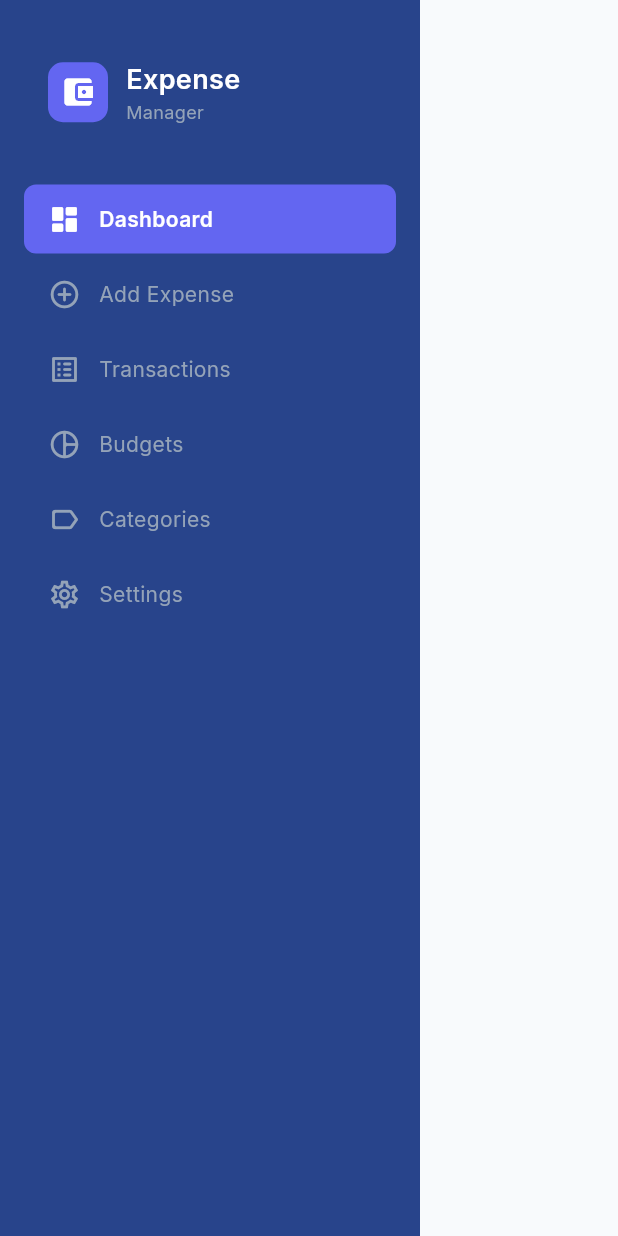
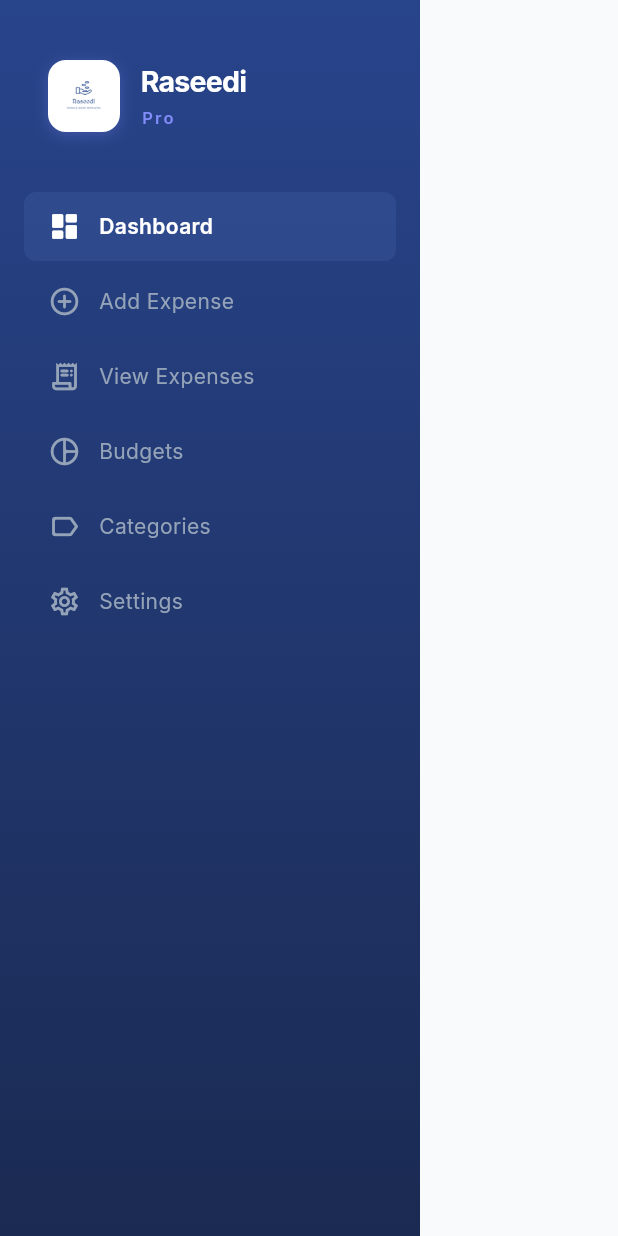
Before and after one commit to houubeer/Expense-Tracking, a Flutter app: the Sidebar widget shown alone on an empty page, opened directly with empty values, on a phone screen of 412 x 824 dp. Run offline on Flutter 3.47's test engine with Material 3 defaults, Android fonts, the phone set to English and light mode, and no system bars; our stand-ins replace drift, fl_chart, google_fonts, rxdart; accounts and stored records are empty; generated files the repository leaves out were written again; statements that could not run were skipped.

Commit message:
feat: adjusted the sidebar

```diff
--- a/lib/widgets/common/sidebar.dart
+++ b/lib/widgets/common/sidebar.dart
@@ -15,7 +15,7 @@ class Sidebar extends StatelessWidget {
   static const List<Map<String, dynamic>> _items = [
     {"icon": Icons.dashboard_rounded, "label": "Dashboard"},
     {"icon": Icons.add_circle_outline_rounded, "label": "Add Expense"},
-    {"icon": Icons.list_alt_rounded, "label": "Transactions"},
+    {"icon": Icons.receipt_long_rounded, "label": "View Expenses"},
     {"icon": Icons.pie_chart_outline_rounded, "label": "Budgets"},
     {"icon": Icons.label_outline_rounded, "label": "Categories"},
     {"icon": Icons.settings_outlined, "label": "Settings"},
@@ -25,7 +25,16 @@ class Sidebar extends StatelessWidget {
   Widget build(BuildContext context) {
     return Container(
       width: 280,
-      color: AppColors.primary, // Slate 900
+      decoration: BoxDecoration(
+        gradient: LinearGradient(
+          colors: [
+            AppColors.primary,
+            AppColors.primaryDark,
+          ],
+          begin: Alignment.topCenter,
+          end: Alignment.bottomCenter,
+        ),
+      ),
       child: Column(
         crossAxisAlignment: CrossAxisAlignment.start,
         children: [
@@ -34,33 +43,49 @@ class Sidebar extends StatelessWidget {
             padding: const EdgeInsets.fromLTRB(32, 40, 32, 40),
             child: Row(
               children: [
+                // Logo Image
                 Container(
-                  width: 40,
-                  height: 40,
+                  width: 48,
+                  height: 48,
                   decoration: BoxDecoration(
-                    color: AppColors.accent,
-                    borderRadius: BorderRadius.circular(10),
+                    color: Colors.white,
+                    borderRadius: BorderRadius.circular(12),
+                    boxShadow: [
+                      BoxShadow(
+                        color: AppColors.accentLight.withOpacity(0.3),
+                        blurRadius: 8,
+                        offset: const Offset(0, 2),
+                      ),
+                    ],
                   ),
-                  child: const Icon(Icons.account_balance_wallet,
-                      color: Colors.white, size: 24),
+                  padding: const EdgeInsets.all(8),
+                  child: Image.asset(
+                    'assets/images/raseedi_logo.png',
+                    fit: BoxFit.contain,
+                  ),
                 ),
-                const SizedBox(width: 12),
+                const SizedBox(width: 14),
                 Expanded(
                   child: Column(
                     crossAxisAlignment: CrossAxisAlignment.start,
                     children: [
                       Text(
-                        "Expense",
+                        "Raseedi",
                         style: AppTextStyles.heading3.copyWith(
                           color: AppColors.white,
-                          fontSize: 18,
+                          fontSize: 19,
+                          fontWeight: FontWeight.bold,
+                          letterSpacing: -0.5,
                         ),
                       ),
+                      const SizedBox(height: 2),
                       Text(
-                        "Manager",
+                        "Pro",
                         style: AppTextStyles.bodySmall.copyWith(
-                          color: AppColors.textTertiary,
-                          fontSize: 12,
+                          color: AppColors.accentLight,
+                          fontSize: 11,
+                          fontWeight: FontWeight.w600,
+                          letterSpacing: 1.5,
                         ),
                       ),
                     ],
@@ -84,8 +109,6 @@ class Sidebar extends StatelessWidget {
               ),
             ),
           ),
-
-
         ],
       ),
     );
@@ -128,9 +151,9 @@ class _SidebarTileState extends State<_SidebarTile> {
           padding: const EdgeInsets.symmetric(vertical: 12, horizontal: 16),
           decoration: BoxDecoration(
             color: isSelected
-                ? AppColors.accent
+                ? AppColors.primaryLight.withOpacity(0.4)
                 : isHovered
-                    ? AppColors.primaryLight.withOpacity(0.5)
+                    ? AppColors.primaryLight.withOpacity(0.2)
                     : Colors.transparent,
             borderRadius: BorderRadius.circular(8),
           ),
```
